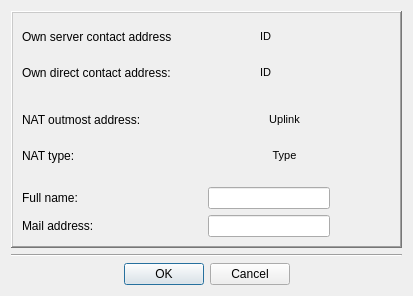
Before: the Qt Designer form Homer/forms/IdentityDialog.ui in Homer-Conferencing/Homer-Conferencing, drawn with Qt 5.
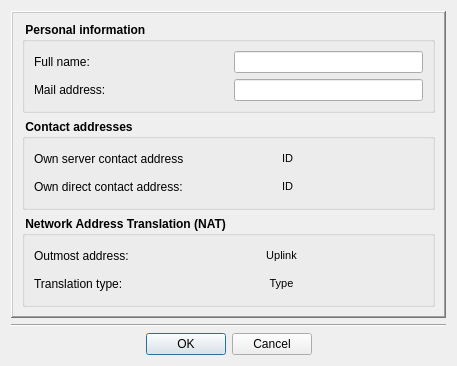
After: the same form once the commit is applied. Icons and pictures are not drawn.

Commit message: - GUI cleanup: aligned layout of new dialogues to old ones

Patch:
```diff
--- a/Homer/forms/IdentityDialog.ui
+++ b/Homer/forms/IdentityDialog.ui
@@ -6,8 +6,8 @@
    <rect>
     <x>0</x>
     <y>0</y>
-    <width>413</width>
-    <height>296</height>
+    <width>457</width>
+    <height>359</height>
    </rect>
   </property>
   <property name="sizePolicy">
@@ -52,6 +52,183 @@
      <property name="frameShadow">
       <enum>QFrame::Raised</enum>
      </property>
+     <layout class="QVBoxLayout" name="verticalLayout_4">
+      <item>
+       <widget class="QGroupBox" name="groupBox_3">
+        <property name="font">
+         <font>
+          <weight>75</weight>
+          <bold>true</bold>
+         </font>
+        </property>
+        <property name="title">
+         <string> Personal information </string>
+        </property>
+        <layout class="QVBoxLayout" name="verticalLayout_3">
+         <item>
+          <layout class="QHBoxLayout" stretch="0,1,2">
+           <item>
+            <widget class="QLabel" name="mLbName">
+             <property name="sizePolicy">
+              <sizepolicy hsizetype="Fixed" vsizetype="Fixed">
+               <horstretch>0</horstretch>
+               <verstretch>0</verstretch>
+              </sizepolicy>
+             </property>
+             <property name="minimumSize">
+              <size>
+               <width>100</width>
+               <height>22</height>
+              </size>
+             </property>
+             <property name="maximumSize">
+              <size>
+               <width>100</width>
+               <height>22</height>
+              </size>
+             </property>
+             <property name="font">
+              <font>
+               <weight>50</weight>
+               <bold>false</bold>
+              </font>
+             </property>
+             <property name="text">
+              <string>Full name:</string>
+             </property>
+            </widget>
+           </item>
+           <item>
+            <spacer name="horizontalSpacer">
+             <property name="orientation">
+              <enum>Qt::Horizontal</enum>
+             </property>
+             <property name="sizeType">
+              <enum>QSizePolicy::MinimumExpanding</enum>
+             </property>
+             <property name="sizeHint" stdset="0">
+              <size>
+               <width>5</width>
+               <height>20</height>
+              </size>
+             </property>
+            </spacer>
+           </item>
+           <item>
+            <widget class="QLineEdit" name="mLeName">
+             <property name="minimumSize">
+              <size>
+               <width>0</width>
+               <height>22</height>
+              </size>
+             </property>
+             <property name="maximumSize">
+              <size>
+               <width>16777215</width>
+               <height>22</height>
+              </size>
+             </property>
+             <property name="font">
+              <font>
+               <pointsize>8</pointsize>
+              </font>
+             </property>
+             <property name="alignment">
+              <set>Qt::AlignCenter</set>
+             </property>
+            </widget>
+           </item>
+          </layout>
+         </item>
+         <item>
+          <layout class="QHBoxLayout" stretch="0,1,2">
+           <item>
+            <widget class="QLabel" name="mLbMail">
+             <property name="sizePolicy">
+              <sizepolicy hsizetype="Fixed" vsizetype="Fixed">
+               <horstretch>0</horstretch>
+               <verstretch>0</verstretch>
+              </sizepolicy>
+             </property>
+             <property name="minimumSize">
+              <size>
+               <width>100</width>
+               <height>22</height>
+              </size>
+             </property>
+             <property name="maximumSize">
+              <size>
+               <width>100</width>
+               <height>22</height>
+              </size>
+             </property>
+             <property name="font">
+              <font>
+               <weight>50</weight>
+               <bold>false</bold>
+              </font>
+             </property>
+             <property name="text">
+              <string>Mail address:</string>
+             </property>
+            </widget>
+           </item>
+           <item>
+            <spacer name="horizontalSpacer_3">
+             <property name="orientation">
+              <enum>Qt::Horizontal</enum>
+             </property>
+             <property name="sizeType">
+              <enum>QSizePolicy::MinimumExpanding</enum>
+             </property>
+             <property name="sizeHint" stdset="0">
+              <size>
+               <width>5</width>
+               <height>20</height>
+              </size>
+             </property>
+            </spacer>
+           </item>
+           <item>
+            <widget class="QLineEdit" name="mLeMail">
+             <property name="minimumSize">
+              <size>
+               <width>0</width>
+               <height>22</height>
+              </size>
+             </property>
+             <property name="maximumSize">
+              <size>
+               <width>16777215</width>
+               <height>22</height>
+              </size>
+             </property>
+             <property name="font">
+              <font>
+               <pointsize>8</pointsize>
+              </font>
+             </property>
+             <property name="alignment">
+              <set>Qt::AlignCenter</set>
+             </property>
+            </widget>
+           </item>
+          </layout>
+         </item>
+        </layout>
+       </widget>
+      </item>
+      <item>
+       <widget class="QGroupBox" name="groupBox">
+        <property name="font">
+         <font>
+          <weight>75</weight>
+          <bold>true</bold>
+         </font>
+        </property>
+        <property name="title">
+         <string> Contact addresses </string>
+        </property>
      <layout class="QVBoxLayout" name="verticalLayout">
       <item>
        <layout class="QHBoxLayout" name="_2" stretch="0,2,0,0,0">
@@ -72,9 +249,15 @@
           <property name="maximumSize">
            <size>
             <width>150</width>
-            <height>16777215</height>
-           </size>
-          </property>
+               <height>22</height>
+              </size>
+             </property>
+             <property name="font">
+              <font>
+               <weight>50</weight>
+               <bold>false</bold>
+              </font>
+             </property>
           <property name="text">
            <string>Own server contact address:</string>
           </property>
@@ -85,12 +268,20 @@
           <property name="minimumSize">
            <size>
             <width>0</width>
-            <height>30</height>
+               <height>22</height>
+              </size>
+             </property>
+             <property name="maximumSize">
+              <size>
+               <width>16777215</width>
+               <height>16777215</height>
            </size>
           </property>
           <property name="font">
            <font>
             <pointsize>8</pointsize>
+               <weight>50</weight>
+               <bold>false</bold>
            </font>
           </property>
           <property name="text">
@@ -182,9 +373,15 @@
           <property name="maximumSize">
            <size>
             <width>150</width>
-            <height>16777215</height>
-           </size>
-          </property>
+               <height>22</height>
+              </size>
+             </property>
+             <property name="font">
+              <font>
+               <weight>50</weight>
+               <bold>false</bold>
+              </font>
+             </property>
           <property name="text">
            <string>Own direct contact address:</string>
           </property>
@@ -195,12 +392,20 @@
           <property name="minimumSize">
            <size>
             <width>0</width>
-            <height>30</height>
+               <height>22</height>
+              </size>
+             </property>
+             <property name="maximumSize">
+              <size>
+               <width>16777215</width>
+               <height>22</height>
            </size>
           </property>
           <property name="font">
            <font>
             <pointsize>8</pointsize>
+               <weight>50</weight>
+               <bold>false</bold>
            </font>
           </property>
           <property name="text">
@@ -273,22 +478,21 @@
         </item>
        </layout>
       </item>
-      <item>
-       <spacer name="verticalSpacer">
-        <property name="orientation">
-         <enum>Qt::Vertical</enum>
-        </property>
-        <property name="sizeType">
-         <enum>QSizePolicy::MinimumExpanding</enum>
-        </property>
-        <property name="sizeHint" stdset="0">
-         <size>
-          <width>20</width>
-          <height>2</height>
-         </size>
-        </property>
-       </spacer>
+        </layout>
+       </widget>
       </item>
+      <item>
+       <widget class="QGroupBox" name="groupBox_2">
+        <property name="font">
+         <font>
+          <weight>75</weight>
+          <bold>true</bold>
+         </font>
+        </property>
+        <property name="title">
+         <string> Network Address Translation (NAT) </string>
+        </property>
+        <layout class="QVBoxLayout" name="verticalLayout_2">
       <item>
        <layout class="QHBoxLayout" name="horizontalLayout" stretch="0,2">
         <item>
@@ -301,18 +505,24 @@
           </property>
           <property name="minimumSize">
            <size>
-            <width>150</width>
+               <width>100</width>
             <height>22</height>
            </size>
           </property>
           <property name="maximumSize">
            <size>
-            <width>150</width>
+               <width>100</width>
             <height>22</height>
            </size>
           </property>
+             <property name="font">
+              <font>
+               <weight>50</weight>
+               <bold>false</bold>
+              </font>
+             </property>
           <property name="text">
-           <string>NAT outmost address:</string>
+              <string>Outmost address:</string>
           </property>
          </widget>
         </item>
@@ -321,12 +531,20 @@
           <property name="minimumSize">
            <size>
             <width>0</width>
-            <height>30</height>
+               <height>22</height>
+              </size>
+             </property>
+             <property name="maximumSize">
+              <size>
+               <width>16777215</width>
+               <height>22</height>
            </size>
           </property>
           <property name="font">
            <font>
             <pointsize>8</pointsize>
+               <weight>50</weight>
+               <bold>false</bold>
            </font>
           </property>
           <property name="text">
@@ -357,18 +575,24 @@
           </property>
           <property name="minimumSize">
            <size>
-            <width>150</width>
-            <height>30</height>
+               <width>100</width>
+               <height>22</height>
            </size>
           </property>
           <property name="maximumSize">
            <size>
-            <width>150</width>
+               <width>100</width>
             <height>16777215</height>
            </size>
           </property>
+             <property name="font">
+              <font>
+               <weight>50</weight>
+               <bold>false</bold>
+              </font>
+             </property>
           <property name="text">
-           <string>NAT type:</string>
+              <string>Translation type:</string>
           </property>
          </widget>
         </item>
@@ -377,7 +601,7 @@
           <property name="minimumSize">
            <size>
             <width>0</width>
-            <height>30</height>
+               <height>22</height>
            </size>
           </property>
           <property name="maximumSize">
@@ -389,6 +613,8 @@
           <property name="font">
            <font>
             <pointsize>8</pointsize>
+               <weight>50</weight>
+               <bold>false</bold>
            </font>
           </property>
           <property name="text">
@@ -410,161 +636,8 @@
         </item>
        </layout>
       </item>
-      <item>
-       <spacer name="verticalSpacer_2">
-        <property name="orientation">
-         <enum>Qt::Vertical</enum>
-        </property>
-        <property name="sizeType">
-         <enum>QSizePolicy::MinimumExpanding</enum>
-        </property>
-        <property name="sizeHint" stdset="0">
-         <size>
-          <width>20</width>
-          <height>2</height>
-         </size>
-        </property>
-       </spacer>
-      </item>
-      <item>
-       <layout class="QHBoxLayout" stretch="0,1,2,1">
-        <item>
-         <widget class="QLabel" name="mLbName">
-          <property name="sizePolicy">
-           <sizepolicy hsizetype="Fixed" vsizetype="Fixed">
-            <horstretch>0</horstretch>
-            <verstretch>0</verstretch>
-           </sizepolicy>
-          </property>
-          <property name="minimumSize">
-           <size>
-            <width>100</width>
-            <height>16</height>
-           </size>
-          </property>
-          <property name="maximumSize">
-           <size>
-            <width>100</width>
-            <height>16</height>
-           </size>
-          </property>
-          <property name="text">
-           <string>Full name:</string>
-          </property>
-         </widget>
-        </item>
-        <item>
-         <spacer name="horizontalSpacer">
-          <property name="orientation">
-           <enum>Qt::Horizontal</enum>
-          </property>
-          <property name="sizeType">
-           <enum>QSizePolicy::MinimumExpanding</enum>
-          </property>
-          <property name="sizeHint" stdset="0">
-           <size>
-            <width>80</width>
-            <height>20</height>
-           </size>
-          </property>
-         </spacer>
-        </item>
-        <item>
-         <widget class="QLineEdit" name="mLeName">
-          <property name="font">
-           <font>
-            <pointsize>8</pointsize>
-           </font>
-          </property>
-          <property name="alignment">
-           <set>Qt::AlignCenter</set>
-          </property>
-         </widget>
-        </item>
-        <item>
-         <spacer name="horizontalSpacer_2">
-          <property name="orientation">
-           <enum>Qt::Horizontal</enum>
-          </property>
-          <property name="sizeHint" stdset="0">
-           <size>
-            <width>40</width>
-            <height>20</height>
-           </size>
-          </property>
-         </spacer>
-        </item>
-       </layout>
-      </item>
-      <item>
-       <layout class="QHBoxLayout" stretch="0,1,2,1">
-        <item>
-         <widget class="QLabel" name="mLbMail">
-          <property name="sizePolicy">
-           <sizepolicy hsizetype="Fixed" vsizetype="Fixed">
-            <horstretch>0</horstretch>
-            <verstretch>0</verstretch>
-           </sizepolicy>
-          </property>
-          <property name="minimumSize">
-           <size>
-            <width>100</width>
-            <height>16</height>
-           </size>
-          </property>
-          <property name="maximumSize">
-           <size>
-            <width>100</width>
-            <height>16</height>
-           </size>
-          </property>
-          <property name="text">
-           <string>Mail address:</string>
-          </property>
-         </widget>
-        </item>
-        <item>
-         <spacer name="horizontalSpacer_3">
-          <property name="orientation">
-           <enum>Qt::Horizontal</enum>
-          </property>
-          <property name="sizeType">
-           <enum>QSizePolicy::MinimumExpanding</enum>
-          </property>
-          <property name="sizeHint" stdset="0">
-           <size>
-            <width>80</width>
-            <height>20</height>
-           </size>
-          </property>
-         </spacer>
-        </item>
-        <item>
-         <widget class="QLineEdit" name="mLeMail">
-          <property name="font">
-           <font>
-            <pointsize>8</pointsize>
-           </font>
-          </property>
-          <property name="alignment">
-           <set>Qt::AlignCenter</set>
-          </property>
-         </widget>
-        </item>
-        <item>
-         <spacer name="horizontalSpacer_4">
-          <property name="orientation">
-           <enum>Qt::Horizontal</enum>
-          </property>
-          <property name="sizeHint" stdset="0">
-           <size>
-            <width>40</width>
-            <height>20</height>
-           </size>
-          </property>
-         </spacer>
-        </item>
-       </layout>
+        </layout>
+       </widget>
       </item>
      </layout>
     </widget>
```
Left out of the diff: 2 changed lines with no effect on the pictures. Lines whose indentation alone changed are shown as unchanged. The commit also changes 3 other files.
